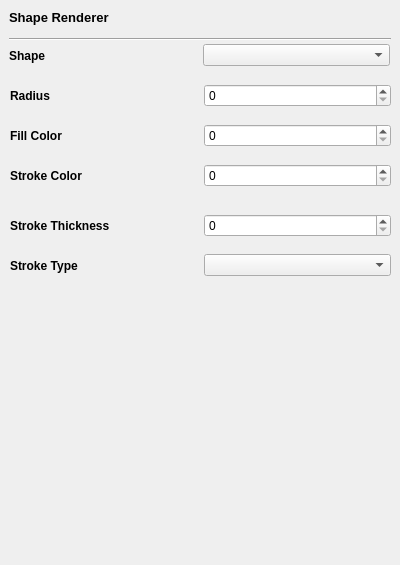
Old version of the form AdvancedGraphics/shaperendererwidget.ui in the repository Trodek/Advanced-Graphics-Subject.
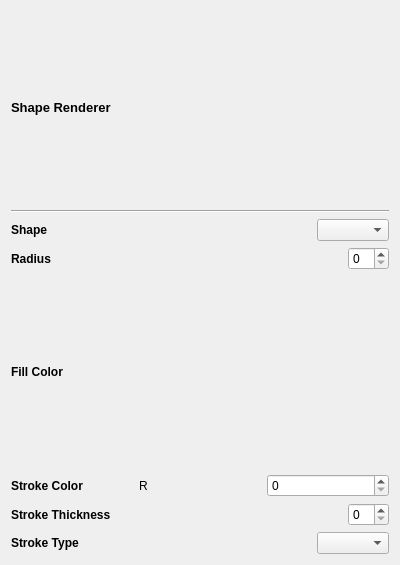
New version of the form.

The edit to the form file:
```diff
--- a/AdvancedGraphics/shaperendererwidget.ui
+++ b/AdvancedGraphics/shaperendererwidget.ui
@@ -13,15 +13,9 @@
   <property name="windowTitle">
    <string>Form</string>
   </property>
+  <layout class="QVBoxLayout" name="verticalLayout">
+   <item>
   <widget class="QLabel" name="label">
-   <property name="geometry">
-    <rect>
-     <x>9</x>
-     <y>9</y>
-     <width>105</width>
-     <height>16</height>
-    </rect>
-   </property>
    <property name="font">
     <font>
      <pointsize>10</pointsize>
@@ -33,28 +27,15 @@
     <string>Shape Renderer</string>
    </property>
   </widget>
+   </item>
+   <item>
   <widget class="Line" name="line">
-   <property name="geometry">
-    <rect>
-     <x>9</x>
-     <y>31</y>
-     <width>382</width>
-     <height>16</height>
-    </rect>
-   </property>
    <property name="orientation">
     <enum>Qt::Horizontal</enum>
    </property>
   </widget>
-  <widget class="QWidget" name="horizontalLayoutWidget">
-   <property name="geometry">
-    <rect>
-     <x>9</x>
-     <y>40</y>
-     <width>381</width>
-     <height>31</height>
-    </rect>
-   </property>
+   </item>
+   <item>
    <layout class="QHBoxLayout" name="horizontalLayout">
     <item>
      <widget class="QLabel" name="ObjectType">
@@ -69,6 +50,19 @@
       </property>
      </widget>
     </item>
+     <item>
+      <spacer name="horizontalSpacer_3">
+       <property name="orientation">
+        <enum>Qt::Horizontal</enum>
+       </property>
+       <property name="sizeHint" stdset="0">
+        <size>
+         <width>40</width>
+         <height>20</height>
+        </size>
+       </property>
+      </spacer>
+     </item>
     <item>
      <widget class="QComboBox" name="comboBox">
       <property name="currentText">
@@ -77,16 +71,8 @@
      </widget>
     </item>
    </layout>
-  </widget>
-  <widget class="QWidget" name="horizontalLayoutWidget_2">
-   <property name="geometry">
-    <rect>
-     <x>10</x>
-     <y>80</y>
-     <width>381</width>
-     <height>31</height>
-    </rect>
-   </property>
+   </item>
+   <item>
    <layout class="QHBoxLayout" name="horizontalLayout_2">
     <item>
      <widget class="QLabel" name="Radius">
@@ -101,20 +87,25 @@
       </property>
      </widget>
     </item>
+     <item>
+      <spacer name="horizontalSpacer_2">
+       <property name="orientation">
+        <enum>Qt::Horizontal</enum>
+       </property>
+       <property name="sizeHint" stdset="0">
+        <size>
+         <width>40</width>
+         <height>20</height>
+        </size>
+       </property>
+      </spacer>
+     </item>
     <item>
      <widget class="QSpinBox" name="spinBox"/>
     </item>
    </layout>
-  </widget>
-  <widget class="QWidget" name="horizontalLayoutWidget_3">
-   <property name="geometry">
-    <rect>
-     <x>10</x>
-     <y>120</y>
-     <width>381</width>
-     <height>31</height>
-    </rect>
-   </property>
+   </item>
+   <item>
    <layout class="QHBoxLayout" name="horizontalLayout_3">
     <item>
      <widget class="QLabel" name="Radius_2">
@@ -130,47 +121,48 @@
      </widget>
     </item>
     <item>
+      <spacer name="horizontalSpacer">
+       <property name="orientation">
+        <enum>Qt::Horizontal</enum>
+       </property>
+       <property name="sizeHint" stdset="0">
+        <size>
+         <width>40</width>
+         <height>20</height>
+        </size>
+       </property>
+      </spacer>
+     </item>
+    </layout>
+   </item>
+   <item>
+    <layout class="QHBoxLayout" name="StrokeColorLayout">
+     <item>
+      <widget class="QLabel" name="Radius_5">
+       <property name="font">
+        <font>
+         <weight>75</weight>
+         <bold>true</bold>
+        </font>
+       </property>
+       <property name="text">
+        <string>Stroke Color</string>
+       </property>
+      </widget>
+     </item>
+     <item>
+      <widget class="QLabel" name="label_2">
+       <property name="text">
+        <string>R</string>
+       </property>
+      </widget>
+     </item>
+     <item>
      <widget class="QSpinBox" name="spinBox_2"/>
     </item>
    </layout>
-  </widget>
-  <widget class="QWidget" name="horizontalLayoutWidget_4">
-   <property name="geometry">
-    <rect>
-     <x>10</x>
-     <y>250</y>
-     <width>381</width>
-     <height>31</height>
-    </rect>
-   </property>
-   <layout class="QHBoxLayout" name="horizontalLayout_4">
-    <item>
-     <widget class="QLabel" name="Radius_3">
-      <property name="font">
-       <font>
-        <weight>75</weight>
-        <bold>true</bold>
-       </font>
-      </property>
-      <property name="text">
-       <string>Stroke Type</string>
-      </property>
-     </widget>
     </item>
     <item>
-     <widget class="QComboBox" name="comboBox_2"/>
-    </item>
-   </layout>
-  </widget>
-  <widget class="QWidget" name="horizontalLayoutWidget_5">
-   <property name="geometry">
-    <rect>
-     <x>10</x>
-     <y>210</y>
-     <width>381</width>
-     <height>31</height>
-    </rect>
-   </property>
    <layout class="QHBoxLayout" name="StrokeThicknessLayout">
     <item>
      <widget class="QLabel" name="Radius_4">
@@ -185,23 +177,28 @@
       </property>
      </widget>
     </item>
+     <item>
+      <spacer name="horizontalSpacer_4">
+       <property name="orientation">
+        <enum>Qt::Horizontal</enum>
+       </property>
+       <property name="sizeHint" stdset="0">
+        <size>
+         <width>40</width>
+         <height>20</height>
+        </size>
+       </property>
+      </spacer>
+     </item>
     <item>
      <widget class="QSpinBox" name="spinBox_4"/>
     </item>
    </layout>
-  </widget>
-  <widget class="QWidget" name="horizontalLayoutWidget_6">
-   <property name="geometry">
-    <rect>
-     <x>10</x>
-     <y>160</y>
-     <width>381</width>
-     <height>31</height>
-    </rect>
-   </property>
-   <layout class="QHBoxLayout" name="StrokeColorLayout">
+   </item>
     <item>
-     <widget class="QLabel" name="Radius_5">
+    <layout class="QHBoxLayout" name="horizontalLayout_4">
+     <item>
+      <widget class="QLabel" name="Radius_3">
       <property name="font">
        <font>
         <weight>75</weight>
@@ -209,15 +206,29 @@
        </font>
       </property>
       <property name="text">
-       <string>Stroke Color</string>
+        <string>Stroke Type</string>
       </property>
      </widget>
     </item>
     <item>
-     <widget class="QSpinBox" name="spinBox_5"/>
-    </item>
-   </layout>
-  </widget>
+      <spacer name="horizontalSpacer_5">
+       <property name="orientation">
+        <enum>Qt::Horizontal</enum>
+       </property>
+       <property name="sizeHint" stdset="0">
+        <size>
+         <width>40</width>
+         <height>20</height>
+        </size>
+       </property>
+      </spacer>
+     </item>
+     <item>
+      <widget class="QComboBox" name="comboBox_2"/>
+     </item>
+    </layout>
+   </item>
+  </layout>
  </widget>
  <resources/>
  <connections/>
```
Lines whose indentation alone changed are shown as unchanged.
